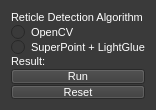
The window that ui/reticle_detection.ui (AllenNeuralDynamics/parallax) describes before a commit, drawn with Qt 5.
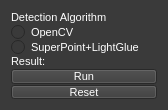
The same window after the commit.

The edit to the form file:
```diff
--- a/ui/reticle_detection.ui
+++ b/ui/reticle_detection.ui
@@ -6,7 +6,7 @@
    <rect>
     <x>0</x>
     <y>0</y>
-    <width>156</width>
+    <width>168</width>
     <height>110</height>
    </rect>
   </property>
@@ -46,14 +46,22 @@
    <item row="2" column="0">
     <widget class="QRadioButton" name="radioButton2">
      <property name="text">
-      <string>SuperPoint + LightGlue</string>
+      <string>SuperPoint+LightGlue</string>
      </property>
     </widget>
    </item>
    <item row="0" column="0">
     <widget class="QLabel" name="label">
+     <property name="font">
+      <font>
+       <pointsize>8</pointsize>
+       <weight>50</weight>
+       <italic>false</italic>
+       <bold>false</bold>
+      </font>
+     </property>
      <property name="text">
-      <string>Reticle Detection Algorithm</string>
+      <string>Detection Algorithm</string>
      </property>
     </widget>
    </item>
```
